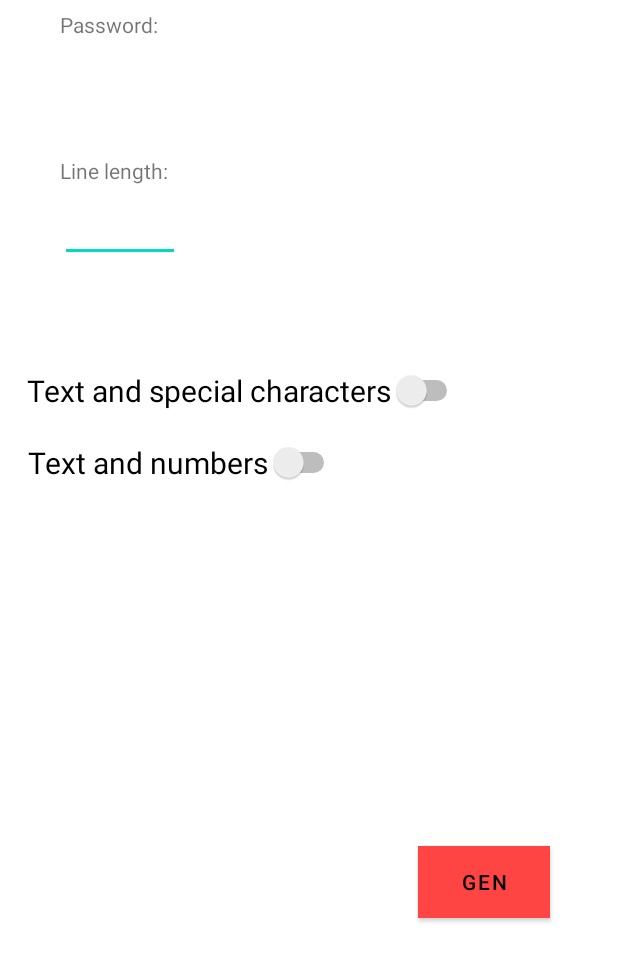
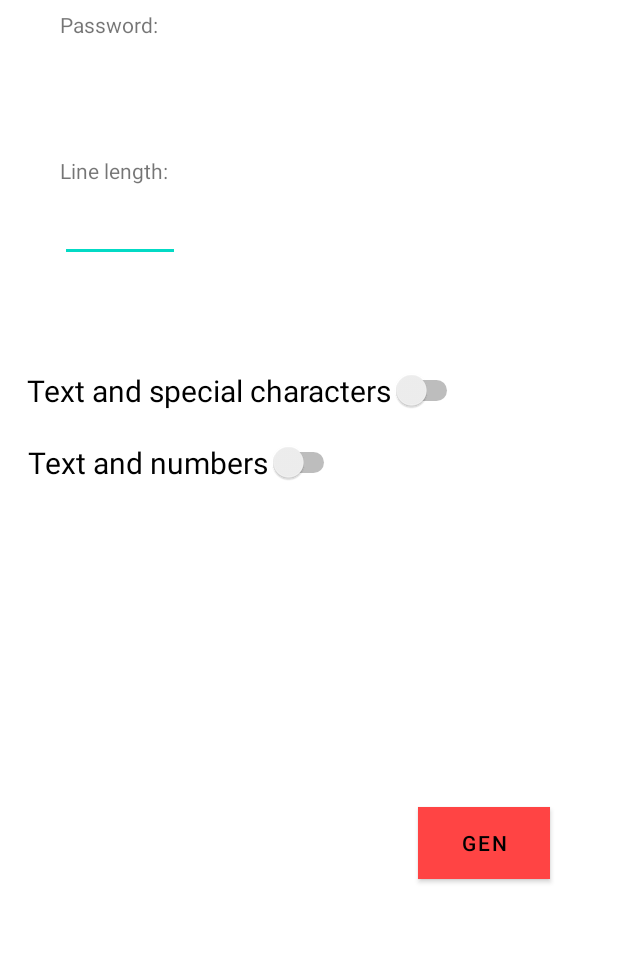
Before and after one commit to risehack111/Generating-password-android-, an Android app: the layout activity_main.xml on its own in the app's theme, with its tools: preview values and no code run, on a phone screen of 412 x 824 dp. Shown: the top 961 px of the screen. Run offline under Robolectric (Android 15) with nearby library versions, the phone set to English and light mode, and no system bars.

Commit message:
Update button "GEN"

```diff
--- a/app/src/main/res/layout/activity_main.xml
+++ b/app/src/main/res/layout/activity_main.xml
@@ -38,16 +38,17 @@
         android:id="@+id/button"
         android:layout_width="wrap_content"
         android:layout_height="wrap_content"
+        android:layout_marginTop="300dp"
         android:layout_marginEnd="45dp"
         android:layout_marginRight="45dp"
-        android:layout_marginBottom="212dp"
         android:background="@color/purple_700"
+        android:onClick="clc"
         android:text="Gen"
         android:textColor="@color/black"
-        android:onClick="clc"
         app:backgroundTint="@android:color/holo_red_light"
         app:layout_constraintBottom_toBottomOf="parent"
-        app:layout_constraintEnd_toEndOf="parent" />
+        app:layout_constraintEnd_toEndOf="parent"
+        app:layout_constraintTop_toTopOf="parent" />
 
     <Switch
         android:id="@+id/switch2"
```
